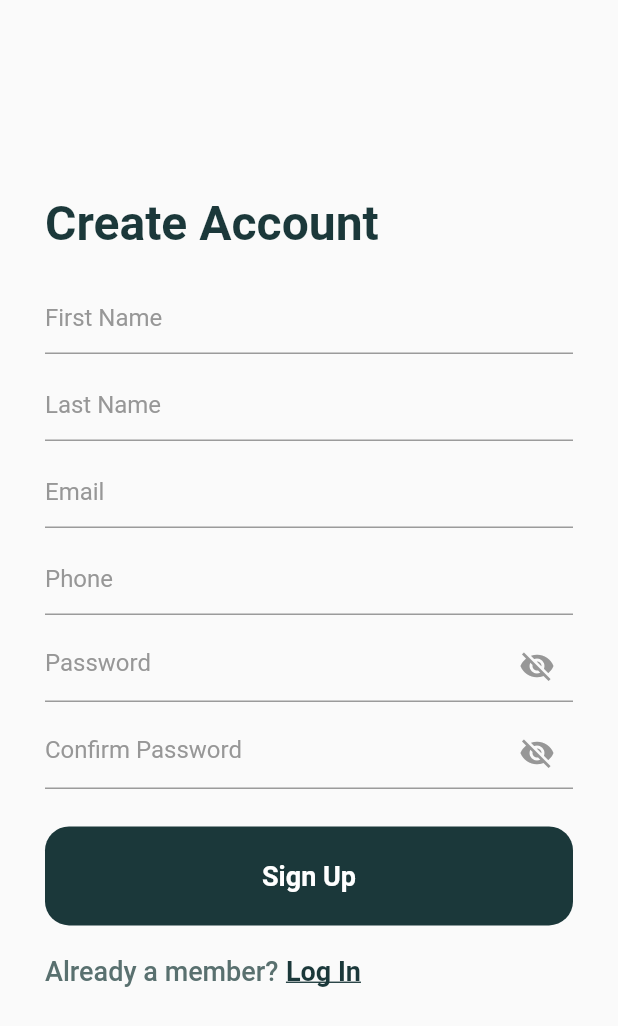
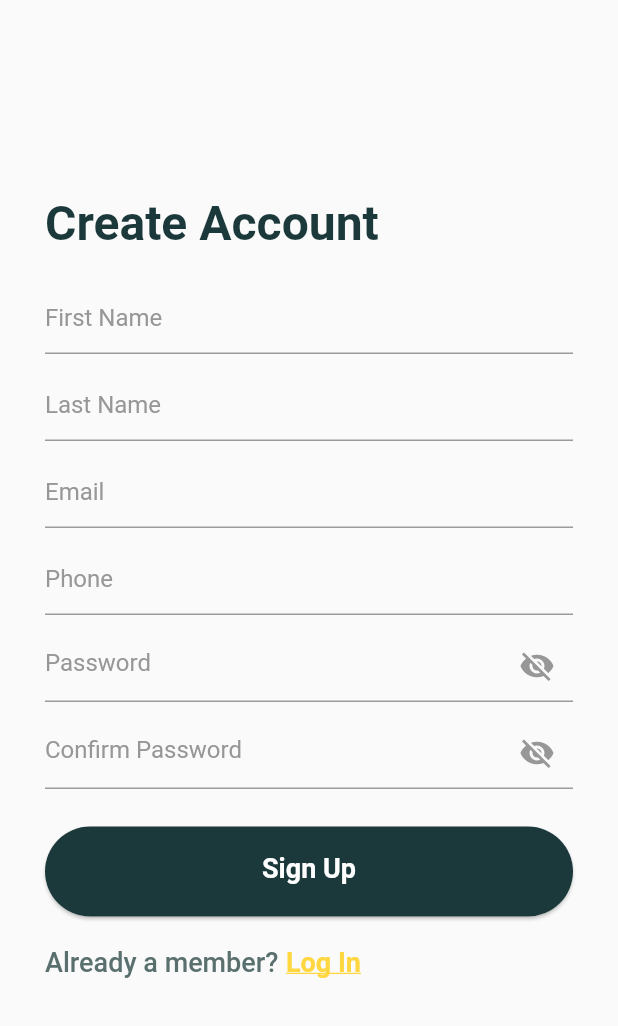
Before and after one commit to MonsterEat90/Project_UKK, a Flutter app: the screen it shows after launch, after a tap on "Register now", on a phone screen of 412 x 824 dp. Shown: the top 1026 px of the screen. Run offline on Flutter 3.47's test engine with Material 2 defaults, Android fonts, the phone set to English and light mode, and no system bars; Roboto replaces fonts that are missing (Poppins).

Commit message:
changing some bits

```diff
--- a/lib/constants/font_and_padding.dart
+++ b/lib/constants/font_and_padding.dart
@@ -12,7 +12,7 @@ TextStyle subTitle = TextStyle(
     color: kSecondaryColor, fontSize: 18, fontWeight: FontWeight.w500);
 
 TextStyle textButton = TextStyle(
-  color: kPrimaryColor,
+  color: Colors.amberAccent,
   fontSize: 18,
   fontWeight: FontWeight.w700,
 );
--- a/lib/pages/login/login_page.dart
+++ b/lib/pages/login/login_page.dart
@@ -6,7 +6,7 @@ import 'package:project_ukk/constants/font_and_padding.dart';
 import 'package:project_ukk/pages/reset_password/reset_password.dart';
 import 'package:project_ukk/pages/signUp/sign_up.dart';
 import 'package:project_ukk/pages/widgets/login_form.dart';
-import 'package:project_ukk/pages/widgets/primary_button.dart';
+import 'package:project_ukk/pages/widgets/login_button.dart';
 
 class LogInPage extends StatelessWidget {
   const LogInPage({Key? key}) : super(key: key);
@@ -65,7 +65,7 @@ class LogInPage extends StatelessWidget {
               SizedBox(
                 height: 95,
               ),
-              PrimaryButton(
+              LoginButton(
                 buttonText: 'Log In',
               ),
               SizedBox(
--- a/lib/pages/reset_password/reset_password.dart
+++ b/lib/pages/reset_password/reset_password.dart
@@ -4,7 +4,8 @@ import 'package:flutter/material.dart';
 import 'package:project_ukk/constants/color_constant.dart';
 import 'package:project_ukk/constants/font_and_padding.dart';
 import 'package:project_ukk/pages/login/login_page.dart';
-import 'package:project_ukk/pages/widgets/primary_button.dart';
+import 'package:project_ukk/pages/widgets/login_button.dart';
+import 'package:project_ukk/pages/widgets/reset_button.dart';
 import 'package:project_ukk/pages/widgets/reset_form.dart';
 
 class ResetPasswordPage extends StatelessWidget {
@@ -59,7 +60,7 @@ class ResetPasswordPage extends StatelessWidget {
                         builder: (context) => LogInPage(),
                       ));
                 },
-                child: PrimaryButton(buttonText: 'Reset Password')),
+                child: ResetButton(buttonText: 'Reset Password')),
           ],
         ),
       ),
--- a/lib/pages/signUp/sign_up.dart
+++ b/lib/pages/signUp/sign_up.dart
@@ -3,7 +3,8 @@
 import 'package:flutter/material.dart';
 import 'package:project_ukk/constants/font_and_padding.dart';
 import 'package:project_ukk/pages/login/login_page.dart';
-import 'package:project_ukk/pages/widgets/primary_button.dart';
+import 'package:project_ukk/pages/widgets/login_button.dart';
+import 'package:project_ukk/pages/widgets/signup_button.dart';
 import 'package:project_ukk/pages/widgets/signup_form.dart';
 
 class SignUpPage extends StatelessWidget {
@@ -38,7 +39,7 @@ class SignUpPage extends StatelessWidget {
             ),
             Padding(
               padding: kDefaultPadding,
-              child: PrimaryButton(buttonText: 'Sign Up'),
+              child: SignUpButton(buttonText: 'Sign Up'),
             ),
             SizedBox(
               height: 20,
--- /dev/null
+++ b/lib/pages/widgets/login_button.dart
@@ -0,0 +1,46 @@
+// ignore_for_file: prefer_const_constructors_in_immutables, use_key_in_widget_constructors, prefer_const_constructors
+
+import 'package:flutter/material.dart';
+import 'package:project_ukk/constants/color_constant.dart';
+
+class LoginButton extends StatelessWidget {
+  final String buttonText;
+  LoginButton({required this.buttonText});
+
+  @override
+  Widget build(BuildContext context) {
+    return Material(
+      elevation: 1,
+      borderRadius: BorderRadius.circular(50),
+      child: Container(
+        width: MediaQuery.of(context).size.width,
+        height: 60,
+        decoration: BoxDecoration(
+          borderRadius: BorderRadius.circular(50),
+        ),
+        child: Material(
+          borderRadius: BorderRadius.circular(50),
+          color: kPrimaryColor,
+          child: Center(
+            child: MaterialButton(
+              child: Text(
+                buttonText,
+                textAlign: TextAlign.center,
+                style: TextStyle(
+                  color: kWhiteColor,
+                  fontSize: 18,
+                  fontWeight: FontWeight.w700,
+                ),
+              ),
+              padding: EdgeInsets.fromLTRB(20, 10, 20, 15),
+              minWidth: MediaQuery.of(context).size.width,
+              onPressed: () {
+                print('Login button pressed');
+              },
+            ),
+          ),
+        ),
+      ),
+    );
+  }
+}
--- a/lib/pages/widgets/primary_button.dart
+++ /dev/null
@@ -1,25 +0,0 @@
-// ignore_for_file: prefer_const_constructors_in_immutables, use_key_in_widget_constructors
-
-import 'package:flutter/material.dart';
-import 'package:project_ukk/constants/color_constant.dart';
-import 'package:project_ukk/constants/font_and_padding.dart';
-
-class PrimaryButton extends StatelessWidget {
-  final String buttonText;
-  PrimaryButton({required this.buttonText});
-
-  @override
-  Widget build(BuildContext context) {
-    return Container(
-      alignment: Alignment.center,
-      height: MediaQuery.of(context).size.height * 0.08,
-      width: double.infinity,
-      decoration: BoxDecoration(
-          borderRadius: BorderRadius.circular(16), color: kPrimaryColor),
-      child: Text(
-        buttonText,
-        style: textButton.copyWith(color: kWhiteColor),
-      ),
-    );
-  }
-}
--- /dev/null
+++ b/lib/pages/widgets/signup_button.dart
@@ -0,0 +1,46 @@
+// ignore_for_file: prefer_const_constructors, prefer_const_constructors_in_immutables, use_key_in_widget_constructors
+
+import 'package:flutter/material.dart';
+import 'package:project_ukk/constants/color_constant.dart';
+
+class SignUpButton extends StatelessWidget {
+  final String buttonText;
+  SignUpButton({required this.buttonText});
+
+  @override
+  Widget build(BuildContext context) {
+    return Material(
+      elevation: 1,
+      borderRadius: BorderRadius.circular(50),
+      child: Container(
+        width: MediaQuery.of(context).size.width,
+        height: 60,
+        decoration: BoxDecoration(
+          borderRadius: BorderRadius.circular(50),
+        ),
+        child: Material(
+          borderRadius: BorderRadius.circular(50),
+          color: kPrimaryColor,
+          child: Center(
+            child: MaterialButton(
+              child: Text(
+                buttonText,
+                textAlign: TextAlign.center,
+                style: TextStyle(
+                  color: kWhiteColor,
+                  fontSize: 18,
+                  fontWeight: FontWeight.w700,
+                ),
+              ),
+              padding: EdgeInsets.fromLTRB(20, 10, 20, 15),
+              minWidth: MediaQuery.of(context).size.width,
+              onPressed: () {
+                print('Signup button pressed');
+              },
+            ),
+          ),
+        ),
+      ),
+    );
+  }
+}
```
Also changed, not shown: lib/pages/widgets/reset_button.dart (added, +46 -0 lines), 1 other file.
